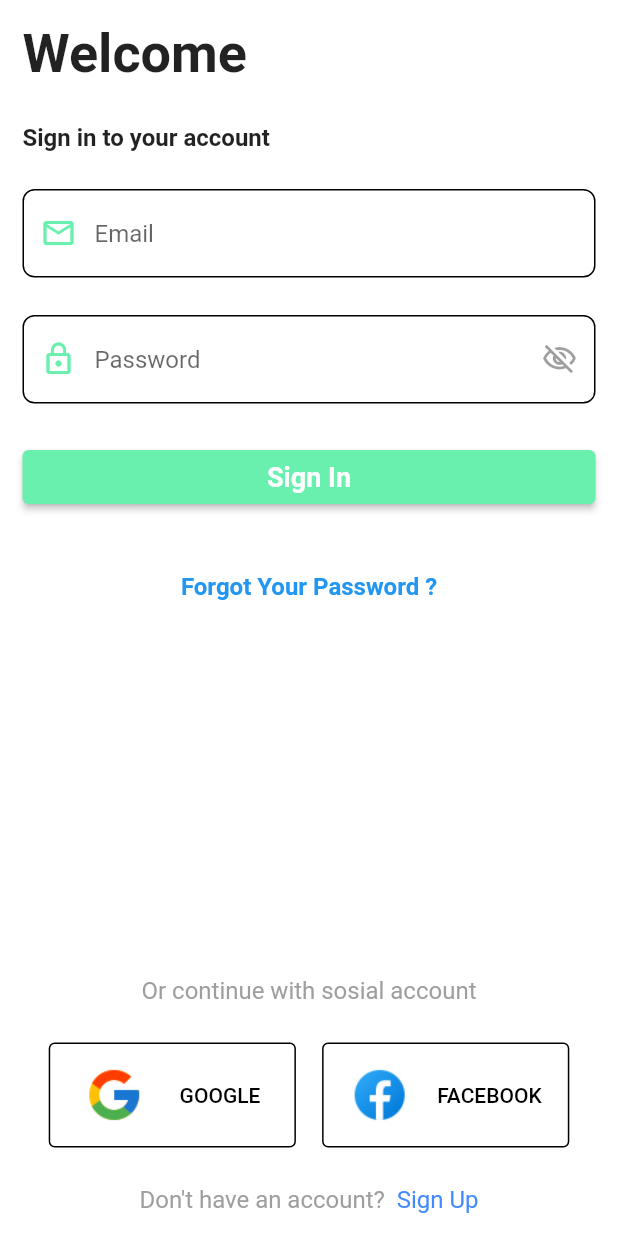
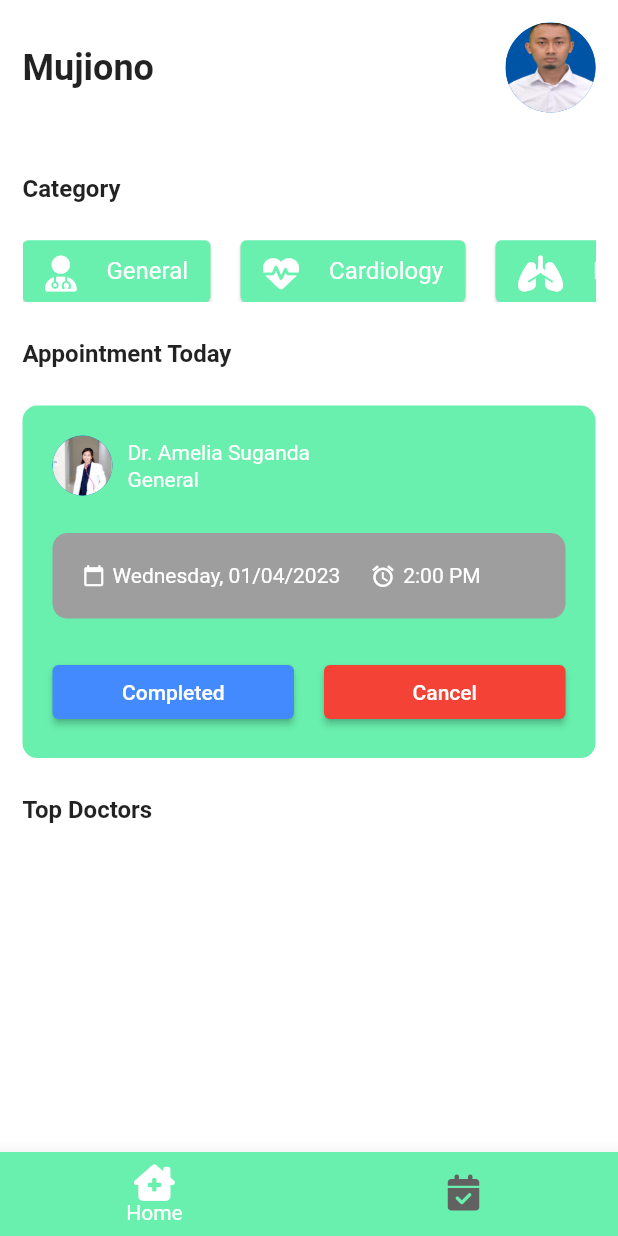
Before and after one commit to MJ34/appoiment, a Flutter app: the screen it shows after launch, after a tap on "Sign In", on a phone screen of 412 x 824 dp. Run offline on Flutter 3.47's test engine with Material 2 defaults, Android fonts, the phone set to English and light mode, and no system bars; our stand-ins replace font_awesome_flutter.

Commit message:
start 1 project booking apps

```diff
--- /dev/null
+++ b/lib/components/appointment_card.dart
@@ -0,0 +1,144 @@
+import 'package:booking/utils/config.dart';
+import 'package:flutter/material.dart';
+
+class AppointmentCard extends StatefulWidget {
+  const AppointmentCard({Key? key}) : super(key: key);
+
+  @override
+  State<AppointmentCard> createState() => _AppointmentCardState();
+}
+
+class _AppointmentCardState extends State<AppointmentCard> {
+  @override
+  Widget build(BuildContext context) {
+    return Container(
+      width: double.infinity,
+      decoration: BoxDecoration(
+        color: Config.primaryColor,
+        borderRadius: BorderRadius.circular(10),
+      ),
+      child: Material(
+        color: Colors.transparent,
+        child: Padding(
+          padding: const EdgeInsets.all(20),
+          child: Column(
+            children: <Widget>[
+              Row(
+                children: [
+                  const CircleAvatar(
+                    backgroundImage: AssetImage('assets/dokter1.png'),
+                  ),
+                  const SizedBox(
+                    width: 10,
+                  ),
+                  Column(
+                    mainAxisAlignment: MainAxisAlignment.center,
+                    crossAxisAlignment: CrossAxisAlignment.start,
+                    children: const <Widget>[
+                      Text(
+                        'Dr. Amelia Suganda',
+                        style: TextStyle(color: Colors.white),
+                      ),
+                      SizedBox(
+                        height: 2,
+                      ),
+                      Text(
+                        'General',
+                        style: TextStyle(color: Colors.white),
+                      )
+                    ],
+                  ),
+                ],
+              ),
+              Config.spaceSmall,
+              //Scedule info here
+              const ScheduleCard(),
+              Config.spaceSmall,
+              //action button
+              Row(
+                mainAxisAlignment: MainAxisAlignment.spaceBetween,
+                children: [
+                  Expanded(
+                    child: ElevatedButton(
+                      style: ElevatedButton.styleFrom(
+                        backgroundColor: Colors.blueAccent,
+                      ),
+                      child: const Text(
+                        'Completed',
+                        style: TextStyle(color: Colors.white),
+                      ),
+                      onPressed: () {},
+                    ),
+                  ),
+                  const SizedBox(width: 20,),
+                  Expanded(
+                    child: ElevatedButton(
+                      style: ElevatedButton.styleFrom(
+                        backgroundColor: Colors.red,
+                      ),
+                      child: const Text(
+                        'Cancel',
+                        style: TextStyle(color: Colors.white),
+                      ),
+                      onPressed: () {},
+                    ),
+                  ),
+                ],
+              ),
+            ],
+          ),
+        ),
+      ),
+    );
+  }
+}
+
+//Schedule widget
+class ScheduleCard extends StatelessWidget {
+  const ScheduleCard({Key? key}) : super(key: key);
+
+  @override
+  Widget build(BuildContext context) {
+    return Container(
+      decoration: BoxDecoration(
+        color: Colors.grey,
+        borderRadius: BorderRadius.circular(10),
+      ),
+      width: double.infinity,
+      padding: const EdgeInsets.all(20),
+      child: Row(
+        crossAxisAlignment: CrossAxisAlignment.center,
+        children: const <Widget>[
+          Icon(
+            Icons.calendar_today,
+            color: Colors.white,
+            size: 15,
+          ),
+          SizedBox(
+            width: 5,
+          ),
+          Text(
+            'Wednesday, 01/04/2023',
+            style: TextStyle(color: Colors.white),
+          ),
+          SizedBox(
+            width: 20,
+          ),
+          Icon(
+            Icons.access_alarm,
+            color: Colors.white,
+            size: 17,
+          ),
+          SizedBox(
+            width: 5,
+          ),
+          Flexible(
+              child: Text(
+            '2:00 PM',
+            style: TextStyle(color: Colors.white),
+          ))
+        ],
+      ),
+    );
+  }
+}
--- /dev/null
+++ b/lib/components/doctor_card.dart
@@ -0,0 +1,15 @@
+import 'package:flutter/material.dart';
+
+class DoctorCard extends StatefulWidget {
+  const DoctorCard({Key? key}) : super(key: key);
+
+  @override
+  State<DoctorCard> createState() => _DoctorCardState();
+}
+
+class _DoctorCardState extends State<DoctorCard> {
+  @override
+  Widget build(BuildContext context) {
+    return const Placeholder();
+  }
+}
--- a/lib/components/login_form.dart
+++ b/lib/components/login_form.dart
@@ -66,7 +66,9 @@
           Button(
               width: double.infinity,
               title: 'Sign In',
-              onPressed: () {},
+              onPressed: () {
+                Navigator.of(context).pushNamed('main');
+              },
               disable: false)
         ],
       ),
--- a/lib/main.dart
+++ b/lib/main.dart
@@ -15,6 +15,7 @@
   @override
   Widget build(BuildContext context) {
     return MaterialApp(
+      debugShowCheckedModeBanner: false,
       navigatorKey: navigatorKey,
       title: 'Doctor Apps',
       theme: ThemeData(
--- a/lib/main_layout.dart
+++ b/lib/main_layout.dart
@@ -1,4 +1,7 @@
+import 'package:booking/screens/appointment_page.dart';
+import 'package:booking/screens/home_page.dart';
 import 'package:flutter/material.dart';
+import 'package:font_awesome_flutter/font_awesome_flutter.dart';
 
 class MainLayout extends StatefulWidget {
   const MainLayout({Key? key}) : super(key: key);
@@ -8,8 +11,48 @@
 }
 
 class _MainLayoutState extends State<MainLayout> {
+  //variable declaration
+  int currentPage = 0;
+  final PageController _page = PageController();
   @override
   Widget build(BuildContext context) {
-    return const Placeholder();
+    return Scaffold(
+      body: PageView(
+        controller: _page,
+        onPageChanged: ((value) {
+          setState(() {
+            //update page index when tab pressed/switch page
+            currentPage = value;
+          });
+        }),
+        children: const <Widget>[
+          HomePage(),
+          AppointmentPage(),
+        ],
+      ),
+      bottomNavigationBar: BottomNavigationBar(
+        currentIndex: currentPage,
+        onTap: (page) {
+          setState(() {
+            currentPage = page;
+            _page.animateToPage(
+              page,
+              duration: const Duration(milliseconds: 500),
+              curve: Curves.easeInOut,
+            );
+          });
+        },
+        items: const <BottomNavigationBarItem>[
+          BottomNavigationBarItem(
+            icon: FaIcon(FontAwesomeIcons.houseChimneyMedical),
+            label: 'Home',
+          ),
+          BottomNavigationBarItem(
+            icon: FaIcon(FontAwesomeIcons.solidCalendarCheck),
+            label: 'Appointments',
+          ),
+        ],
+      ),
+    );
   }
 }
--- /dev/null
+++ b/lib/screens/appointment_page.dart
@@ -0,0 +1,17 @@
+import 'package:flutter/material.dart';
+
+class AppointmentPage extends StatefulWidget {
+  const AppointmentPage({Key? key}) : super(key: key);
+
+  @override
+  State<AppointmentPage> createState() => _AppointmentPageState();
+}
+
+class _AppointmentPageState extends State<AppointmentPage> {
+  @override
+  Widget build(BuildContext context) {
+    return const Center(
+      child: Text('Appointment Page'),
+    );
+  }
+}
--- /dev/null
+++ b/lib/screens/home_page.dart
@@ -0,0 +1,138 @@
+import 'package:booking/screens/appointment_page.dart';
+import 'package:booking/utils/config.dart';
+import 'package:flutter/material.dart';
+import 'package:font_awesome_flutter/font_awesome_flutter.dart';
+
+import '../components/appointment_card.dart';
+
+class HomePage extends StatefulWidget {
+  const HomePage({Key? key}) : super(key: key);
+
+  @override
+  State<HomePage> createState() => _HomePageState();
+}
+
+class _HomePageState extends State<HomePage> {
+
+  List<Map<String, dynamic>> medCat = [
+    {
+      "icon":FontAwesomeIcons.userDoctor,
+      "category":"General",
+    },
+    {
+      "icon":FontAwesomeIcons.heartPulse,
+      "category":"Cardiology",
+    },
+    {
+      "icon":FontAwesomeIcons.lungs,
+      "category":"Respirations",
+    },
+    {
+      "icon":FontAwesomeIcons.hand,
+      "category":"Dermatology",
+    },
+    {
+      "icon":FontAwesomeIcons.personPregnant,
+      "category":"Gynecology",
+    },
+    {
+      "icon":FontAwesomeIcons.teeth,
+      "category":"Dental",
+    },
+  ];
+
+  @override
+  Widget build(BuildContext context) {
+    Config().init(context);
+    return Scaffold(
+      body: Padding(
+        padding: const EdgeInsets.symmetric(horizontal: 15, vertical: 15),
+        child: SafeArea(
+          child: Column(
+            mainAxisAlignment: MainAxisAlignment.start,
+            crossAxisAlignment: CrossAxisAlignment.start,
+            children: <Widget>[
+              Row(
+                mainAxisAlignment: MainAxisAlignment.spaceBetween,
+                children: const <Widget>[
+                  Text(
+                    'Mujiono',
+                    style: TextStyle(fontSize: 24, fontWeight: FontWeight.bold),
+                  ),
+                  SizedBox(
+                    child: CircleAvatar(
+                      radius: 30,
+                      backgroundImage: AssetImage('assets/profile1.jpg'),
+                    ),
+                  )
+                ],
+              ),
+              Config.spaceMedium,
+              //category listing
+              const Text(
+                'Category',
+                style: TextStyle(
+                  fontSize: 16,
+                  fontWeight: FontWeight.bold,
+                ),
+              ),
+              Config.spaceSmall,
+              SizedBox(
+                height: Config.heightSize * 0.05,
+                child: ListView(
+                  scrollDirection: Axis.horizontal,
+                  children: List<Widget>.generate(medCat.length, (index) {
+                    return Card(
+                      margin: const EdgeInsets.only(right: 20),
+                      color: Config.primaryColor,
+                      child: Padding(
+                        padding: const EdgeInsets.symmetric(
+                          horizontal: 15,
+                          vertical: 10
+                        ),
+                        child: Row(
+                          mainAxisAlignment: MainAxisAlignment.spaceAround,
+                          children: <Widget>[
+                            FaIcon(medCat[index]['icon'],
+                              color: Colors.white,
+                            ),
+                            const SizedBox(width: 20,),
+                            Text(medCat[index]['category'],
+                              style: const TextStyle(
+                                fontSize: 16,
+                                color: Colors.white,
+                              ),
+                            ),
+                          ],
+                        ),
+                      ),
+                    );
+                  }),
+                ),
+              ),
+              Config.spaceSmall,
+              const Text(
+                'Appointment Today',
+                style: TextStyle(
+                  fontSize: 16,
+                  fontWeight: FontWeight.bold,
+                ),
+              ),
+              Config.spaceSmall,
+              //display appointment card here
+              const AppointmentCard(),
+              Config.spaceSmall,
+              const Text(
+                'Top Doctors',
+                style: TextStyle(
+                  fontSize: 16,
+                  fontWeight: FontWeight.bold,
+                ),
+              ),
+            ],
+          ),
+        ),
+      ),
+    );
+  }
+}
```
Also changed, not shown: assets/dokter1.png (added), assets/dokter2.png (added), assets/dokter3.png (added), assets/dokter4.png (added), assets/dokter5.png (added), assets/profile1.jpg (added).
